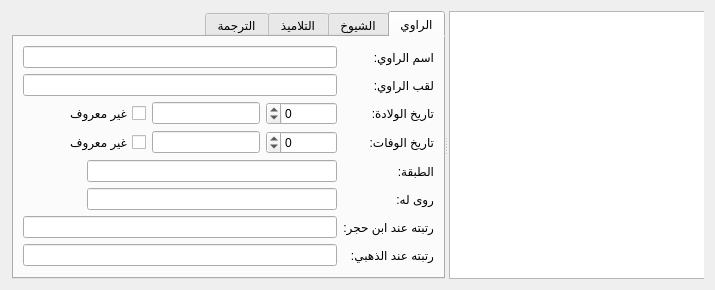
First picture: the form in src/tarajemrowatmanagerwidget.ui, repository boussouira/moltaqa, before the edit.
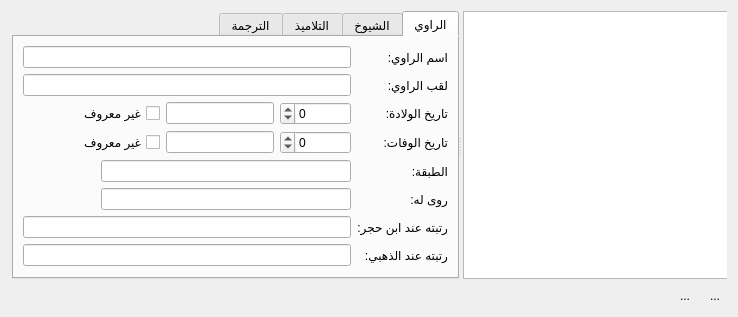
Second picture: the form after the edit. Icons and pictures are not drawn.

What changed in the file:
```diff
--- a/src/tarajemrowatmanagerwidget.ui
+++ b/src/tarajemrowatmanagerwidget.ui
@@ -6,8 +6,8 @@
    <rect>
     <x>0</x>
     <y>0</y>
-    <width>715</width>
-    <height>267</height>
+    <width>738</width>
+    <height>301</height>
    </rect>
   </property>
   <property name="windowTitle">
@@ -19,6 +19,12 @@
   <layout class="QVBoxLayout" name="verticalLayout">
    <item>
     <widget class="QSplitter" name="splitter">
+     <property name="sizePolicy">
+      <sizepolicy hsizetype="Expanding" vsizetype="Expanding">
+       <horstretch>0</horstretch>
+       <verstretch>0</verstretch>
+      </sizepolicy>
+     </property>
      <property name="orientation">
       <enum>Qt::Horizontal</enum>
      </property>
@@ -270,6 +276,51 @@
      </widget>
     </widget>
    </item>
+   <item>
+    <layout class="QHBoxLayout" name="horizontalLayout_3">
+     <item>
+      <widget class="QToolButton" name="toolAdd">
+       <property name="text">
+        <string>...</string>
+       </property>
+       <property name="icon">
+        <iconset resource="../share/moltaqa-lib/qt_rc.qrc">
+         <normaloff>:/images/add.png</normaloff>:/images/add.png</iconset>
+       </property>
+       <property name="autoRaise">
+        <bool>true</bool>
+       </property>
+      </widget>
+     </item>
+     <item>
+      <widget class="QToolButton" name="toolRemove">
+       <property name="text">
+        <string>...</string>
+       </property>
+       <property name="icon">
+        <iconset resource="../share/moltaqa-lib/qt_rc.qrc">
+         <normaloff>:/images/remove.png</normaloff>:/images/remove.png</iconset>
+       </property>
+       <property name="autoRaise">
+        <bool>true</bool>
+       </property>
+      </widget>
+     </item>
+     <item>
+      <spacer name="horizontalSpacer_3">
+       <property name="orientation">
+        <enum>Qt::Horizontal</enum>
+       </property>
+       <property name="sizeHint" stdset="0">
+        <size>
+         <width>40</width>
+         <height>20</height>
+        </size>
+       </property>
+      </spacer>
+     </item>
+    </layout>
+   </item>
   </layout>
  </widget>
  <resources/>
```
Left out of the diff: 4 changed lines with no effect on the pictures.
